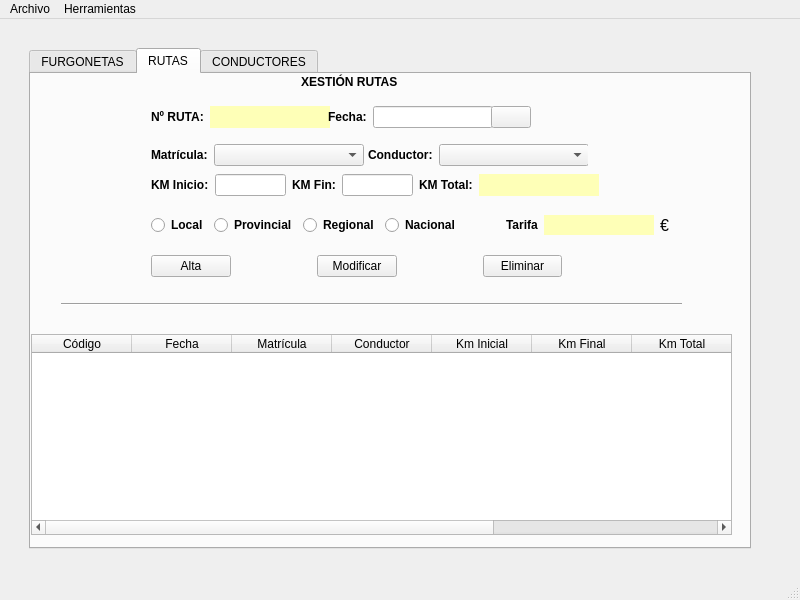
Old version of the form ventana.ui in the repository a19adrianld/LopezDieguez_R.
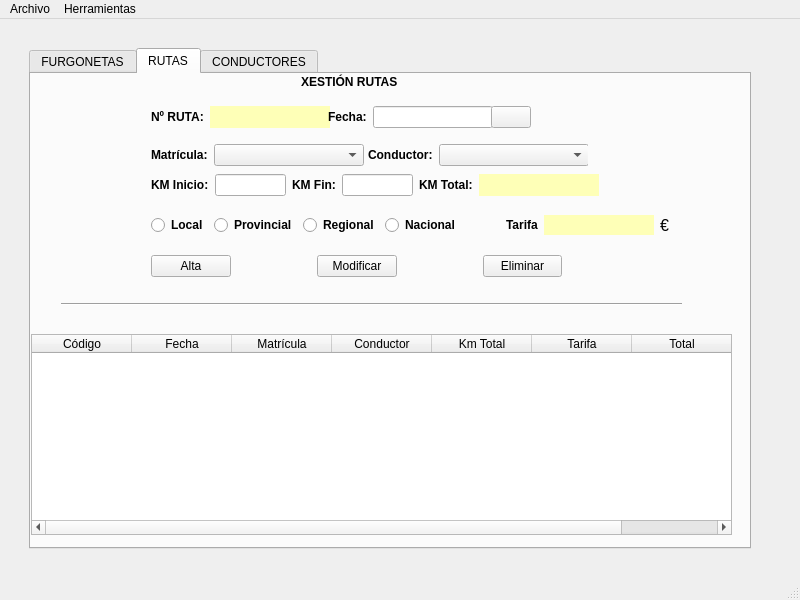
New version of the form. Icons and pictures are not drawn.

```diff
--- a/ventana.ui
+++ b/ventana.ui
@@ -389,16 +389,6 @@
             <string>Conductor</string>
            </property>
           </column>
-          <column>
-           <property name="text">
-            <string>Km Inicial</string>
-           </property>
-          </column>
-          <column>
-           <property name="text">
-            <string>Km Final</string>
-           </property>
-          </column>
           <column>
            <property name="text">
             <string>Km Total</string>
@@ -411,7 +401,7 @@
           </column>
           <column>
            <property name="text">
-            <string>Precio Total</string>
+            <string>Total</string>
            </property>
           </column>
          </widget>
```
